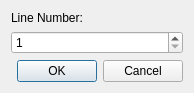
Qt form Code/Tools/LuaIDE/Source/LUA/LUAEditorGoToLineDialog.ui (o3de/o3de) before a commit.
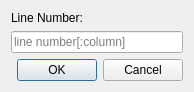
The same form after that commit.

Commit message: Fix autofocus issue for the goto line dialog and support also columns

What changed in the file:
```diff
--- a/Code/Tools/LuaIDE/Source/LUA/LUAEditorGoToLineDialog.ui
+++ b/Code/Tools/LuaIDE/Source/LUA/LUAEditorGoToLineDialog.ui
@@ -9,28 +9,16 @@
    <rect>
     <x>0</x>
     <y>0</y>
-    <width>180</width>
-    <height>86</height>
+    <width>292</width>
+    <height>97</height>
    </rect>
   </property>
   <property name="sizePolicy">
-   <sizepolicy hsizetype="Fixed" vsizetype="Fixed">
+   <sizepolicy hsizetype="Preferred" vsizetype="Fixed">
     <horstretch>0</horstretch>
     <verstretch>0</verstretch>
    </sizepolicy>
   </property>
-  <property name="minimumSize">
-   <size>
-    <width>180</width>
-    <height>86</height>
-   </size>
-  </property>
-  <property name="maximumSize">
-   <size>
-    <width>180</width>
-    <height>86</height>
-   </size>
-  </property>
   <property name="windowTitle">
    <string>Go to line...</string>
   </property>
@@ -44,6 +32,20 @@
    <property name="sizeConstraint">
     <enum>QLayout::SetFixedSize</enum>
    </property>
+   <item row="0" column="0" colspan="2">
+    <widget class="QLabel" name="label">
+     <property name="text">
+      <string>Line Number:</string>
+     </property>
+    </widget>
+   </item>
+   <item row="1" column="0" colspan="2">
+    <widget class="QLineEdit" name="lineNumber">
+     <property name="placeholderText">
+      <string>line number[:column]</string>
+     </property>
+    </widget>
+   </item>
    <item row="2" column="1">
     <widget class="QDialogButtonBox" name="buttonBox">
      <property name="orientation">
@@ -54,26 +56,6 @@
      </property>
     </widget>
    </item>
-   <item row="0" column="0" colspan="2">
-    <widget class="QLabel" name="label">
-     <property name="text">
-      <string>Line Number:</string>
-     </property>
-    </widget>
-   </item>
-   <item row="1" column="0" colspan="2">
-    <widget class="QSpinBox" name="lineNumberSpinBox">
-     <property name="prefix">
-      <string/>
-     </property>
-     <property name="minimum">
-      <number>1</number>
-     </property>
-     <property name="maximum">
-      <number>99999</number>
-     </property>
-    </widget>
-   </item>
   </layout>
  </widget>
  <resources/>
```
The commit also changes 3 other files.
